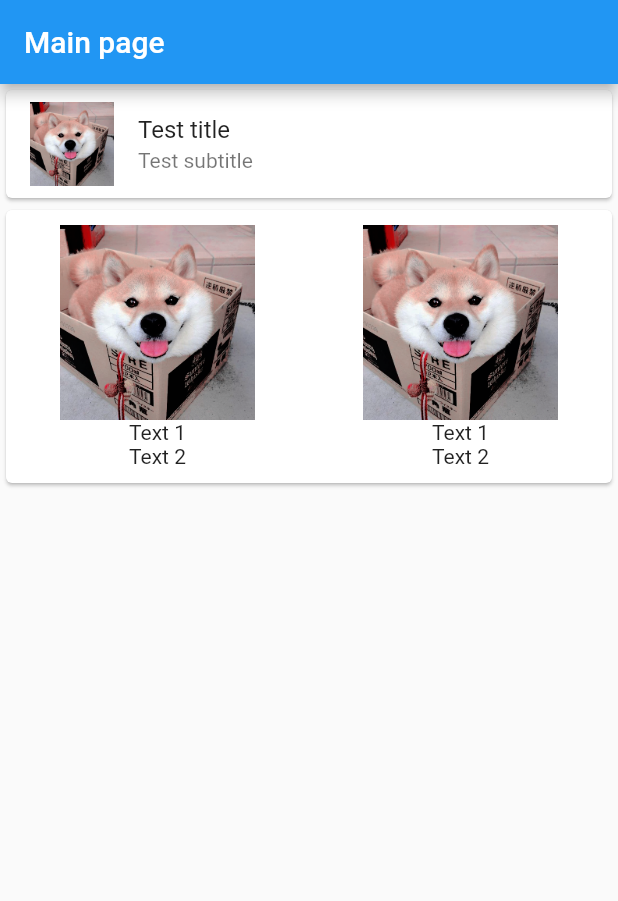
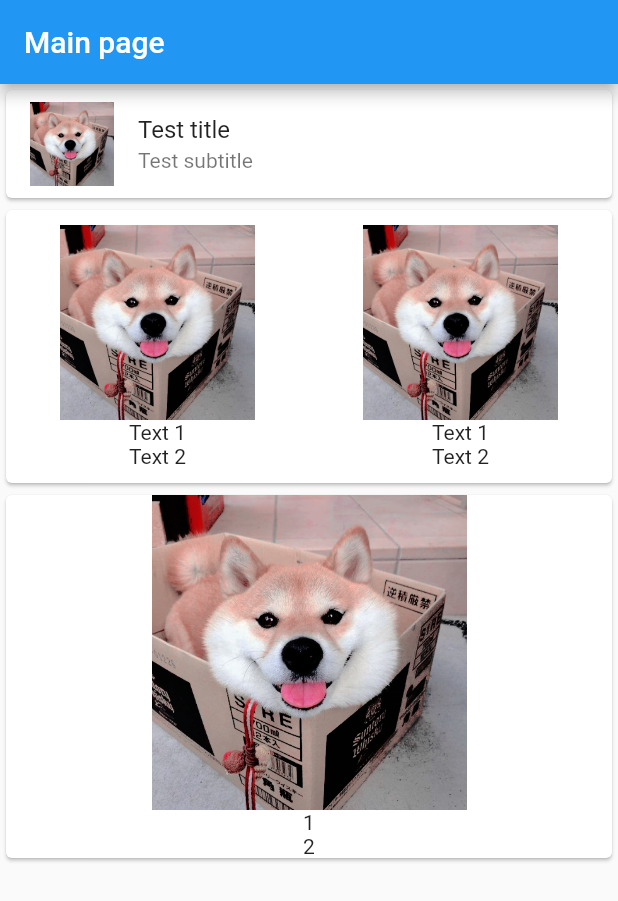
Before and after one commit to samuell324/practice_5, a Flutter app: the screen it shows after launch, on a phone screen of 412 x 824 dp. Shown: the top 901 px of the screen. Run offline on Flutter 3.47's test engine with Material 2 defaults, Android fonts, the phone set to English and light mode, and no system bars.

Commit message:
1.2.3. Implement breedViewPager widget

```diff
--- a/lib/pages/mainBreedsListPage.dart
+++ b/lib/pages/mainBreedsListPage.dart
@@ -1,5 +1,6 @@
 import 'package:flutter/material.dart';
 import 'package:practice_5/widgets/breedListTile.dart';
+import 'package:practice_5/widgets/breedViewPager.dart';
 import 'package:practice_5/widgets/squareBreedWidget.dart';
 
 class MainPage extends StatelessWidget {
@@ -14,6 +15,7 @@ class MainPage extends StatelessWidget {
           children: [
             BreedListTile(),
             SquareBreedWidget(),
+            BreedViewPager(),
           ],
         )),
       ),
--- a/lib/widgets/breedViewPager.dart
+++ b/lib/widgets/breedViewPager.dart
@@ -0,0 +1,29 @@
+import 'package:flutter/material.dart';
+import 'cardForViewPager.dart';
+
+class BreedViewPager extends StatelessWidget {
+  @override
+  Widget build(BuildContext context) {
+    return Center(
+      child: Container(
+        height: 250,
+        child: PageView(
+          children: [
+            CardForViewPager(
+                breedImage: Image.asset('lib/goodBoyAsset.png'),
+                text1: Text('1'),
+                text2: Text('2')),
+            CardForViewPager(
+                breedImage: Image.asset('lib/goodBoyAsset.png'),
+                text1: Text('3'),
+                text2: Text('4')),
+            CardForViewPager(
+                breedImage: Image.asset('lib/goodBoyAsset.png'),
+                text1: Text('5'),
+                text2: Text('6')),
+          ],
+        ),
+      ),
+    );
+  }
+}
--- /dev/null
+++ b/lib/widgets/cardForViewPager.dart
@@ -0,0 +1,28 @@
+import 'package:flutter/material.dart';
+
+class CardForViewPager extends StatelessWidget {
+  CardForViewPager({this.breedImage, this.text1, this.text2});
+
+  final Image breedImage;
+  final Text text1;
+  final Text text2;
+
+  @override
+  Widget build(BuildContext context) {
+    return Card(
+      child: Container(
+        child: Column(
+          children: [
+            Container(
+              child: Expanded(
+                child: breedImage,
+              ),
+            ),
+            text1,
+            text2
+          ],
+        ),
+      ),
+    );
+  }
+}
```
